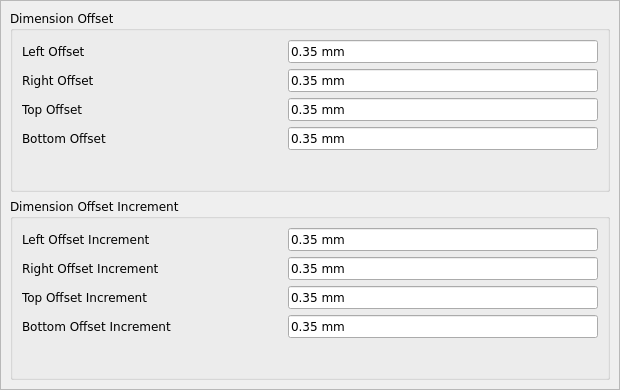
Qt form ReinforcementDrawing/ReinforcementDrawingDimensioning_Dimensions3.ui (amrit3701/FreeCAD-Reinforcement) before a commit.
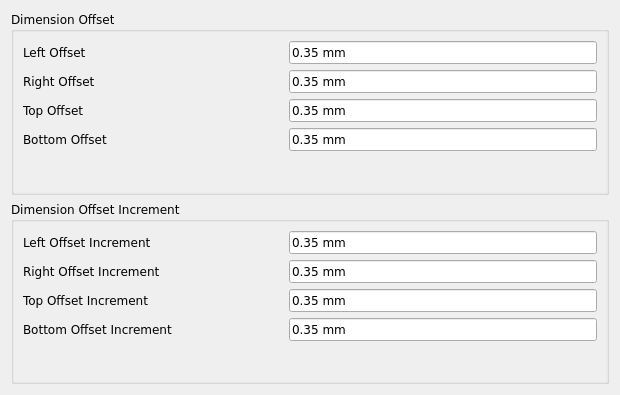
The same form after that commit. Custom widgets are drawn as their Qt base class.

Commit message: Integrate Reinforcement Drawing Dimensioning UI

Patch:
```diff
--- a/ReinforcementDrawing/ReinforcementDrawingDimensioning_Dimensions3.ui
+++ b/ReinforcementDrawing/ReinforcementDrawingDimensioning_Dimensions3.ui
@@ -7,40 +7,13 @@
     <x>0</x>
     <y>0</y>
     <width>620</width>
-    <height>390</height>
+    <height>395</height>
    </rect>
   </property>
   <property name="windowTitle">
    <string>Form</string>
   </property>
   <layout class="QVBoxLayout" name="verticalLayout_2">
-   <property name="leftMargin">
-    <number>0</number>
-   </property>
-   <property name="topMargin">
-    <number>0</number>
-   </property>
-   <property name="rightMargin">
-    <number>0</number>
-   </property>
-   <property name="bottomMargin">
-    <number>0</number>
-   </property>
-   <item>
-    <widget class="QScrollArea" name="scrollArea">
-     <property name="widgetResizable">
-      <bool>true</bool>
-     </property>
-     <widget class="QWidget" name="scrollAreaWidgetContents">
-      <property name="geometry">
-       <rect>
-        <x>0</x>
-        <y>0</y>
-        <width>618</width>
-        <height>388</height>
-       </rect>
-      </property>
-      <layout class="QVBoxLayout" name="verticalLayout">
        <item>
         <widget class="QGroupBox" name="dimension_offset_group_box">
          <property name="font">
@@ -54,6 +27,36 @@
          <property name="title">
           <string>Dimension Offset</string>
          </property>
+     <layout class="QFormLayout" name="formLayout_2">
+      <property name="leftMargin">
+       <number>0</number>
+      </property>
+      <property name="topMargin">
+       <number>0</number>
+      </property>
+      <property name="rightMargin">
+       <number>0</number>
+      </property>
+      <property name="bottomMargin">
+       <number>0</number>
+      </property>
+      <item row="0" column="0" colspan="2">
+       <widget class="QScrollArea" name="scrollArea">
+        <property name="frameShape">
+         <enum>QFrame::NoFrame</enum>
+        </property>
+        <property name="widgetResizable">
+         <bool>true</bool>
+        </property>
+        <widget class="QWidget" name="scrollAreaWidgetContents">
+         <property name="geometry">
+          <rect>
+           <x>0</x>
+           <y>0</y>
+           <width>596</width>
+           <height>156</height>
+          </rect>
+         </property>
          <layout class="QFormLayout" name="formLayout">
           <item row="0" column="0">
            <widget class="QLabel" name="dimension_left_offset_label">
@@ -221,6 +224,10 @@
           </item>
          </layout>
         </widget>
+       </widget>
+      </item>
+     </layout>
+    </widget>
        </item>
        <item>
         <widget class="QGroupBox" name="dimension_offset_increment_group_box">
@@ -235,7 +242,37 @@
          <property name="title">
           <string>Dimension Offset Increment</string>
          </property>
-         <layout class="QFormLayout" name="formLayout_2">
+     <layout class="QFormLayout" name="formLayout_4">
+      <property name="leftMargin">
+       <number>0</number>
+      </property>
+      <property name="topMargin">
+       <number>0</number>
+      </property>
+      <property name="rightMargin">
+       <number>0</number>
+      </property>
+      <property name="bottomMargin">
+       <number>0</number>
+      </property>
+      <item row="0" column="0" colspan="2">
+       <widget class="QScrollArea" name="scrollArea_2">
+        <property name="frameShape">
+         <enum>QFrame::NoFrame</enum>
+        </property>
+        <property name="widgetResizable">
+         <bool>true</bool>
+        </property>
+        <widget class="QWidget" name="scrollAreaWidgetContents_2">
+         <property name="geometry">
+          <rect>
+           <x>0</x>
+           <y>0</y>
+           <width>596</width>
+           <height>155</height>
+          </rect>
+         </property>
+         <layout class="QFormLayout" name="formLayout_3">
           <item row="0" column="0">
            <widget class="QLabel" name="dimension_left_offset_increment_label">
             <property name="sizePolicy">
@@ -402,9 +439,9 @@
           </item>
          </layout>
         </widget>
-       </item>
-      </layout>
-     </widget>
+       </widget>
+      </item>
+     </layout>
     </widget>
    </item>
   </layout>
```
Left out of the diff: 12 changed lines with no effect on the pictures. Lines whose indentation alone changed are shown as unchanged. The commit also changes 9 other files.
